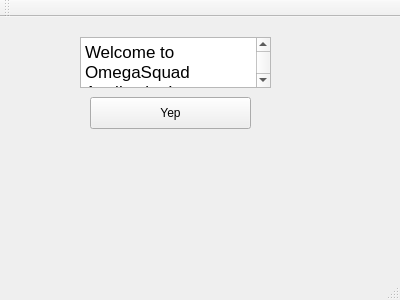
The window that OmegaSquaddApplication/mainwindow.ui (paulina7m/COMP3004OmegaSquad) describes before a commit, drawn with Qt 5.
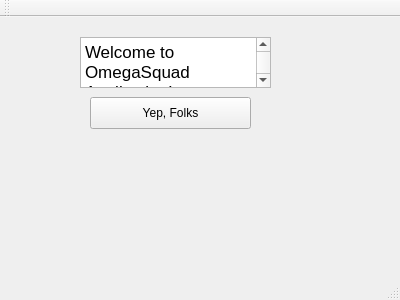
The same window after the commit.

Commit message: Yep Folks

```diff
--- a/OmegaSquaddApplication/mainwindow.ui
+++ b/OmegaSquaddApplication/mainwindow.ui
@@ -24,7 +24,7 @@
      </rect>
     </property>
     <property name="text">
-     <string>Yep</string>
+     <string>Yep, Folks</string>
     </property>
    </widget>
    <widget class="QTextEdit" name="textEdit">
```
